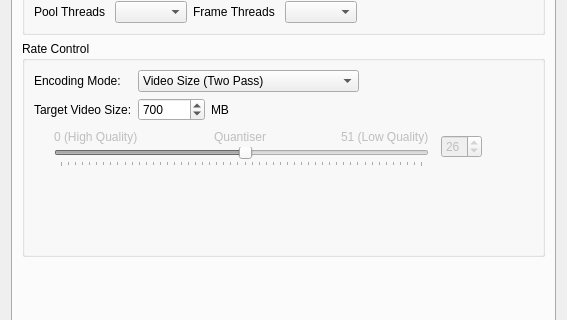
mean00/avidemux2, file avidemux_plugins/ADM_videoEncoder/x265/qt4/x265ConfigDialog.ui: the form before one commit; both pictures show x 0 to 567 and y 250 to 570 of the 567 by 772 pixel window.
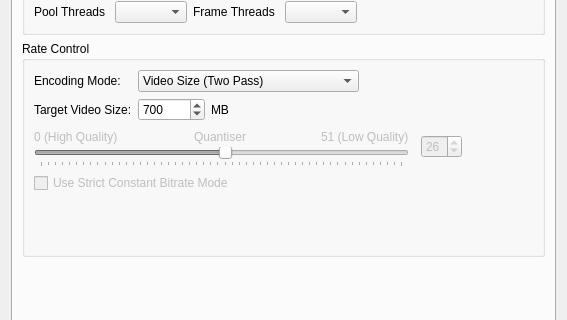
The form after the commit. The open tabs and pages were chosen to show the change.

What changed in the file:
```diff
--- a/avidemux_plugins/ADM_videoEncoder/x265/qt4/x265ConfigDialog.ui
+++ b/avidemux_plugins/ADM_videoEncoder/x265/qt4/x265ConfigDialog.ui
@@ -364,6 +364,19 @@
           <string>Rate Control</string>
          </property>
          <layout class="QGridLayout" name="gridLayout_6">
+          <item row="5" column="0">
+           <spacer>
+            <property name="orientation">
+             <enum>Qt::Vertical</enum>
+            </property>
+            <property name="sizeHint" stdset="0">
+             <size>
+              <width>0</width>
+              <height>0</height>
+             </size>
+            </property>
+           </spacer>
+          </item>
           <item row="0" column="0">
            <layout class="QGridLayout">
             <item row="1" column="0">
@@ -414,8 +427,8 @@
                 </property>
                 <property name="sizeHint" stdset="0">
                  <size>
-                  <width>0</width>
-                  <height>0</height>
+                  <width>40</width>
+                  <height>20</height>
                  </size>
                 </property>
                </spacer>
@@ -469,23 +482,7 @@
            </layout>
           </item>
           <item row="1" column="0">
-           <layout class="QHBoxLayout">
-            <item>
-             <spacer name="horizontalSpacer_3">
-              <property name="orientation">
-               <enum>Qt::Horizontal</enum>
-              </property>
-              <property name="sizeType">
-               <enum>QSizePolicy::Fixed</enum>
-              </property>
-              <property name="sizeHint" stdset="0">
-               <size>
-                <width>20</width>
-                <height>0</height>
-               </size>
-              </property>
-             </spacer>
-            </item>
+           <layout class="QVBoxLayout" name="verticalLayout_14">
             <item>
              <layout class="QHBoxLayout">
               <property name="spacing">
@@ -602,16 +599,39 @@
                 </property>
                </widget>
               </item>
+              <item>
+               <spacer name="spacer_4">
+                <property name="orientation">
+                 <enum>Qt::Horizontal</enum>
+                </property>
+                <property name="sizeHint" stdset="0">
+                 <size>
+                  <width>13</width>
+                  <height>13</height>
+                 </size>
+                </property>
+               </spacer>
+              </item>
              </layout>
             </item>
             <item>
-             <spacer name="spacer_4">
+             <widget class="QCheckBox" name="strictCbrCheckBox">
+              <property name="enabled">
+               <bool>false</bool>
+              </property>
+              <property name="text">
+               <string>Use Strict Constant Bitrate Mode</string>
+              </property>
+             </widget>
+            </item>
+            <item>
+             <spacer name="horizontalSpacer_3">
               <property name="orientation">
                <enum>Qt::Horizontal</enum>
               </property>
               <property name="sizeHint" stdset="0">
                <size>
-                <width>0</width>
+                <width>20</width>
                 <height>0</height>
                </size>
               </property>
@@ -619,19 +639,6 @@
             </item>
            </layout>
           </item>
-          <item row="4" column="0">
-           <spacer>
-            <property name="orientation">
-             <enum>Qt::Vertical</enum>
-            </property>
-            <property name="sizeHint" stdset="0">
-             <size>
-              <width>0</width>
-              <height>0</height>
-             </size>
-            </property>
-           </spacer>
-          </item>
          </layout>
         </widget>
        </item>
```
Left out of the diff: 7 changed lines with no effect on the pictures.
